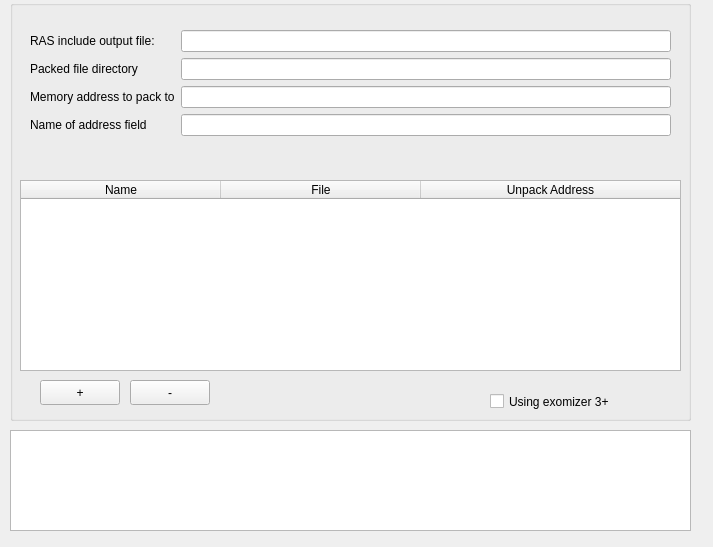
Before: the Qt Designer form source/trsedocuments/formpaw.ui in leuat/TRSE, drawn with Qt 5.
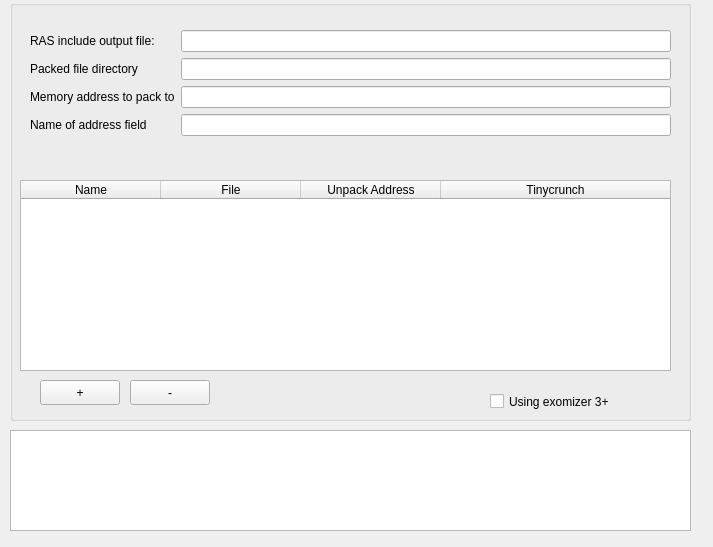
After: the same form once the commit is applied.

Patch:
```diff
--- a/source/trsedocuments/formpaw.ui
+++ b/source/trsedocuments/formpaw.ui
@@ -30,7 +30,7 @@
      <rect>
       <x>10</x>
       <y>180</y>
-      <width>661</width>
+      <width>651</width>
       <height>191</height>
      </rect>
     </property>
@@ -38,13 +38,13 @@
      <bool>true</bool>
     </property>
     <property name="columnCount">
-     <number>3</number>
+     <number>4</number>
     </property>
     <attribute name="horizontalHeaderVisible">
      <bool>true</bool>
     </attribute>
     <attribute name="horizontalHeaderDefaultSectionSize">
-     <number>200</number>
+     <number>140</number>
     </attribute>
     <attribute name="horizontalHeaderStretchLastSection">
      <bool>true</bool>
@@ -67,6 +67,11 @@
       <string>Unpack Address</string>
      </property>
     </column>
+    <column>
+     <property name="text">
+      <string>Tinycrunch</string>
+     </property>
+    </column>
    </widget>
    <widget class="QPushButton" name="pushButton">
     <property name="geometry">
```
